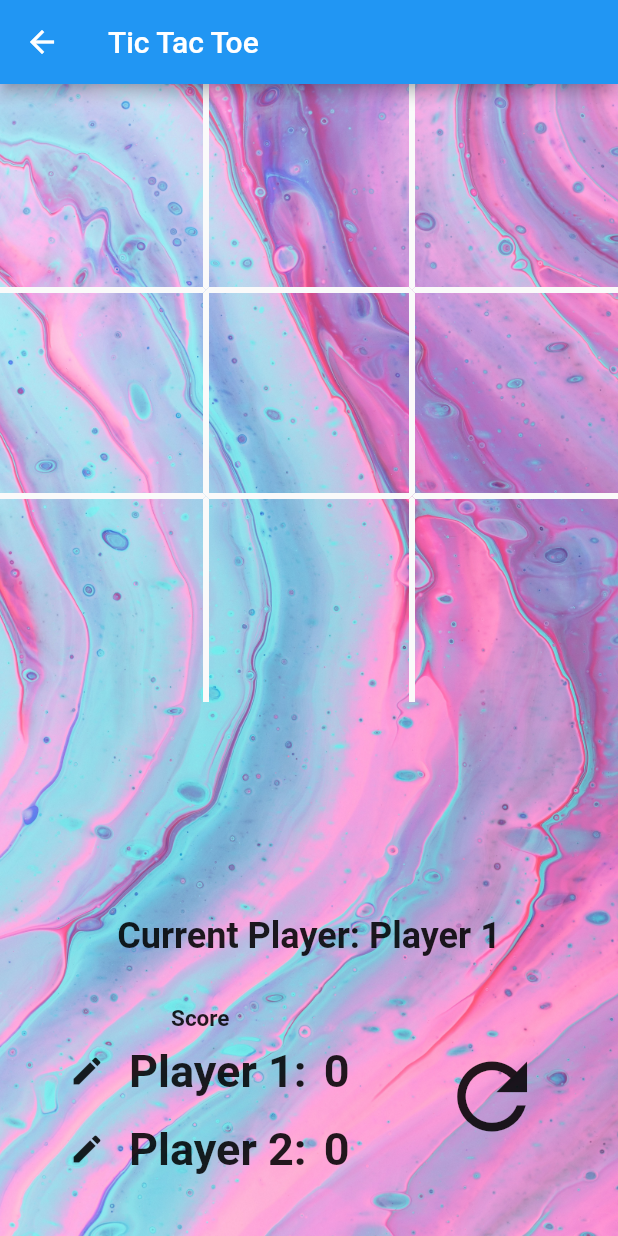
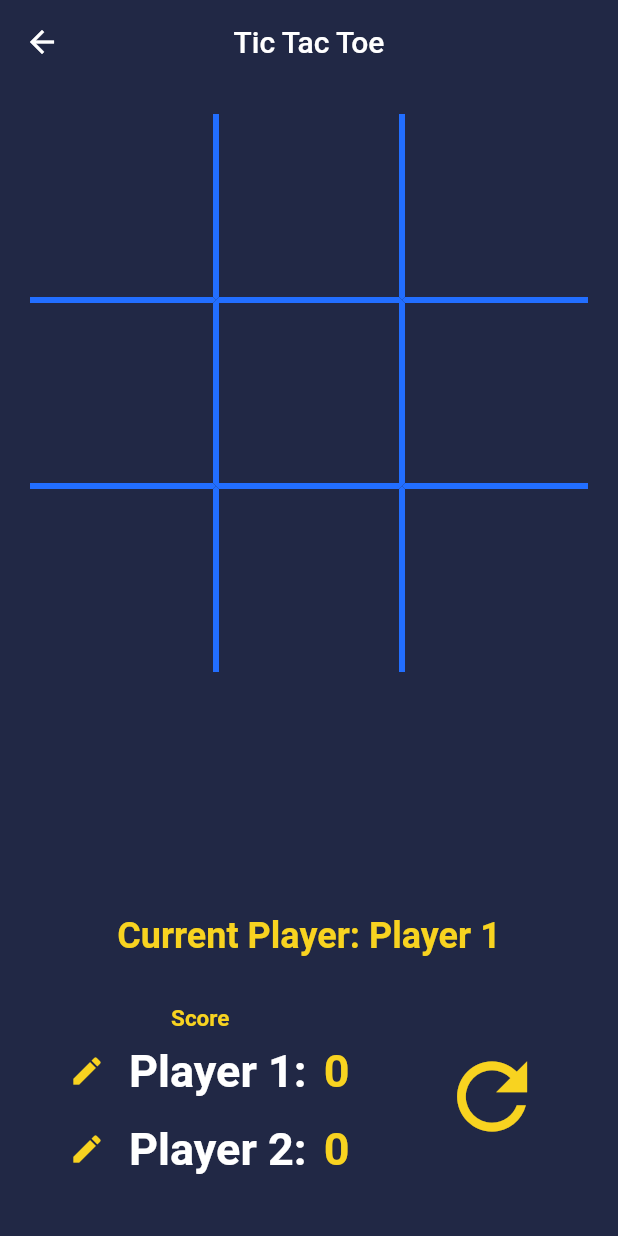
Before and after one commit to Aaron0608/flutter_mini_games, a Flutter app: the TicTacToe screen opened directly, on a phone screen of 412 x 824 dp. Run offline on Flutter 3.47's test engine with Material 2 defaults, Android fonts, the light colour scheme and no system bars.

Commit message:
Updated tictactoe styling and wip updating alert box

```diff
--- a/lib/tic_tac_toe/Cell.dart
+++ b/lib/tic_tac_toe/Cell.dart
@@ -13,7 +13,7 @@ class Cell extends StatelessWidget {
   }
 
   final BorderSide _borderSide =
-      BorderSide(color: Colors.grey[50], width: 2.0, style: BorderStyle.solid);
+      BorderSide(color: Color.fromRGBO(34, 110, 255, 1), width: 2.0, style: BorderStyle.solid);
 
   Border _determineBorder() {
     Border determineBorder = Border.all();
@@ -63,7 +63,7 @@ class Cell extends StatelessWidget {
   Widget build(BuildContext context) {
     var color;
     if (playerSymbol == "X")
-      color = Colors.blue;
+      color = Colors.greenAccent;
     else
       color = Colors.pink;
 
@@ -74,7 +74,7 @@ class Cell extends StatelessWidget {
         decoration: BoxDecoration(border: _determineBorder()),
         child: Center(
             child: Text(playerSymbol,
-                style: TextStyle(fontSize: 50, color: color))),
+                style: TextStyle(fontSize: 50, color: color, fontWeight: FontWeight.bold,))),
       ),
     );
   }
--- a/lib/tic_tac_toe/PlayerInfo.dart
+++ b/lib/tic_tac_toe/PlayerInfo.dart
@@ -20,7 +20,9 @@ Widget playerInfo(player1Name, player2Name, player1Score, player2Score,
                         child: Text(
                           "Score",
                           style: TextStyle(
-                              fontSize: 15, fontWeight: FontWeight.bold),
+                              fontSize: 15,
+                              fontWeight: FontWeight.bold,
+                              color: Color.fromRGBO(248, 211, 32, 1)),
                         ),
                       )
                     ],
@@ -33,6 +35,7 @@ Widget playerInfo(player1Name, player2Name, player1Score, player2Score,
                   padding: EdgeInsets.all(2.0),
                   child: Column(children: [
                     IconButton(
+                        color: Color.fromRGBO(248, 211, 32, 1),
                         icon: Icon(Icons.create),
                         onPressed: () {
                           handleShowPlayerNameChange(Player.PLAYER_1);
@@ -54,7 +57,9 @@ Widget playerInfo(player1Name, player2Name, player1Score, player2Score,
                           : Text(
                               '$player1Name: ',
                               style: TextStyle(
-                                  fontSize: 30, fontWeight: FontWeight.bold),
+                                  fontSize: 30,
+                                  fontWeight: FontWeight.bold,
+                                  color: Colors.white),
                             ),
                     ],
                   )),
@@ -63,7 +68,10 @@ Widget playerInfo(player1Name, player2Name, player1Score, player2Score,
                 child: Column(children: [
                   Text(
                     player1Score.toString(),
-                    style: TextStyle(fontSize: 30, fontWeight: FontWeight.bold),
+                    style: TextStyle(
+                        fontSize: 30,
+                        fontWeight: FontWeight.bold,
+                        color: Color.fromRGBO(248, 211, 32, 1)),
                   ),
                 ]),
               )
@@ -75,6 +83,7 @@ Widget playerInfo(player1Name, player2Name, player1Score, player2Score,
                   padding: EdgeInsets.all(2.0),
                   child: Column(children: [
                     IconButton(
+                        color: Color.fromRGBO(248, 211, 32, 1),
                         icon: Icon(Icons.create),
                         onPressed: () {
                           handleShowPlayerNameChange(Player.PLAYER_2);
@@ -96,7 +105,9 @@ Widget playerInfo(player1Name, player2Name, player1Score, player2Score,
                           : Text(
                               '$player2Name: ',
                               style: TextStyle(
-                                  fontSize: 30, fontWeight: FontWeight.bold),
+                                  fontSize: 30,
+                                  fontWeight: FontWeight.bold,
+                                  color: Colors.white),
                             ),
                     ],
                   )),
@@ -105,7 +116,10 @@ Widget playerInfo(player1Name, player2Name, player1Score, player2Score,
                 child: Column(children: [
                   Text(
                     player2Score.toString(),
-                    style: TextStyle(fontSize: 30, fontWeight: FontWeight.bold),
+                    style: TextStyle(
+                        fontSize: 30,
+                        fontWeight: FontWeight.bold,
+                        color: Color.fromRGBO(248, 211, 32, 1)),
                   ),
                 ]),
               )
--- a/lib/tic_tac_toe/TicTacToe.dart
+++ b/lib/tic_tac_toe/TicTacToe.dart
@@ -80,7 +80,7 @@ class TicTacToeState extends State<TicTacToe> {
     });
   }
 
-  void handleShowPlayerNameChange(player, [newPlayerName=false]) {
+  void handleShowPlayerNameChange(player, [newPlayerName = false]) {
     if (player == Player.PLAYER_1) {
       setState(() {
         editPlayer1Name = !editPlayer1Name;
@@ -98,20 +98,36 @@ class TicTacToeState extends State<TicTacToe> {
     showDialog(
         context: context,
         builder: (BuildContext context) {
-          return AlertDialog(
-            title: Text('Game Over'),
-            content: Text(
-              'Winner $winner',
-              style: TextStyle(fontSize: 20),
+          return Dialog(
+            shape: RoundedRectangleBorder(
+                borderRadius: BorderRadius.circular(20.0)), //this right here
+            child: Container(
+              height: 300,
+              child: Padding(
+                padding: const EdgeInsets.all(12.0),
+                child: Column(
+                  // mainAxisAlignment: MainAxisAlignment.center,
+                  crossAxisAlignment: CrossAxisAlignment.start,
+                  children: [
+                    Container(
+                      child: Align(
+                        alignment: Alignment.center,
+                        child: Image(
+                          width: 200,
+                          height: 150,
+                          image: AssetImage("assets/images/crown.png"),
+                          fit: BoxFit.fill,
                         ),
-            actions: <Widget>[
-              FlatButton(
-                child: Text('Close'),
-                onPressed: () {
-                  Navigator.of(context).pop();
-                },
                       ),
+                    ),
+                    Container(
+                        child: Text(
+                      "Winner",
+                    ))
                   ],
+                ),
+              ),
+            ),
           );
         });
   }
@@ -142,17 +158,14 @@ class TicTacToeState extends State<TicTacToe> {
     }
 
     return Scaffold(
-        backgroundColor: Colors.grey[300],
+        backgroundColor: Color.fromRGBO(33, 40, 69, 1),
         appBar: AppBar(
           title: Text("Tic Tac Toe"),
+          centerTitle: true,
+          backgroundColor: Color.fromRGBO(33, 40, 69, 1),
+          elevation: 0,
         ),
         body: Container(
-            decoration: BoxDecoration(
-                image: DecorationImage(
-              image: AssetImage("assets/images/home_page_background_5.jpg"),
-              fit: BoxFit.cover,
-            )),
-            child: Container(
           decoration: showWidgetBorders ? widgetBorder() : null,
           child: Container(
               decoration: showWidgetBorders ? widgetBorder() : null,
@@ -160,12 +173,13 @@ class TicTacToeState extends State<TicTacToe> {
                 Expanded(
                   child: Container(
                       decoration: showWidgetBorders ? widgetBorder() : null,
+                      margin: EdgeInsets.all(20),
                       child: GridView.count(
                           crossAxisCount: 3,
                           children: List.generate(9, (idx) {
                             return Cell(
                                 idx: idx,
-                                    onTap: gameOver? null: _movePlayed,
+                                onTap: gameOver ? null : _movePlayed,
                                 playerSymbol: getSymbolForIdx(idx));
                           }))),
                 ),
@@ -176,7 +190,8 @@ class TicTacToeState extends State<TicTacToe> {
                             "Current Player: ${playerMapping[currentPlayer]}",
                             style: TextStyle(
                                 fontSize: 24,
-                                    fontWeight: FontWeight.bold)))),
+                                fontWeight: FontWeight.bold,
+                                color: Color.fromRGBO(248, 211, 32, 1))))),
                 Container(
                   decoration: showWidgetBorders ? widgetBorder() : null,
                   child: Row(
@@ -192,7 +207,11 @@ class TicTacToeState extends State<TicTacToe> {
                       Container(
                         margin: EdgeInsets.all(10.0),
                         child: FlatButton(
-                              child: Icon(Icons.refresh, size: 70),
+                          child: Icon(
+                            Icons.refresh,
+                            size: 70,
+                            color: Color.fromRGBO(248, 211, 32, 1),
+                          ),
                           onPressed: () {
                             restartGame();
                           },
@@ -202,6 +221,6 @@ class TicTacToeState extends State<TicTacToe> {
                   ),
                 )
               ])),
-            )));
+        ));
   }
 }
```
Also changed, not shown: assets/images/crown.png (added). Lines whose indentation alone changed are shown as unchanged.
